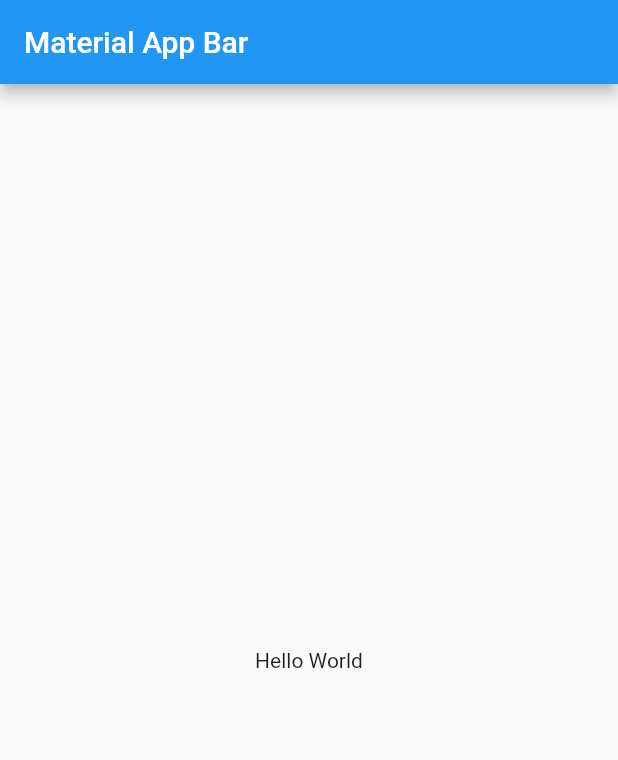
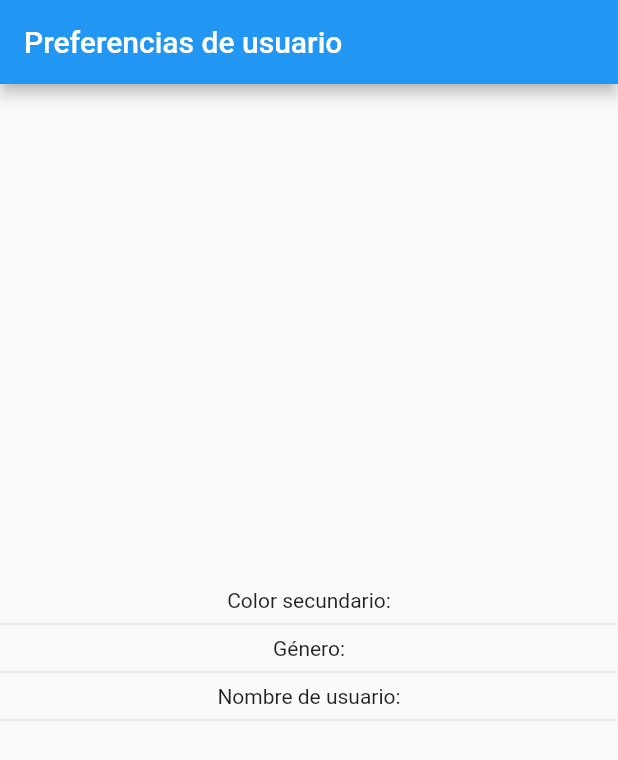
Before and after one commit to charger513/flutter_preferenciasusuarioapp, a Flutter app: the screen it shows after launch, on a phone screen of 412 x 824 dp. Shown: the top 760 px of the screen. Run offline on Flutter 3.47's test engine with Material 2 defaults, Android fonts, the phone set to English and light mode, and no system bars.

Commit message:
Inicio de proyecto - Preferencias de Usuario

```diff
--- a/lib/main.dart
+++ b/lib/main.dart
@@ -1,4 +1,6 @@
 import 'package:flutter/material.dart';
+import 'package:flutter_preferenciasusuarioapp/src/pages/home_page.dart';
+import 'package:flutter_preferenciasusuarioapp/src/pages/settings_page.dart';
 
 void main() => runApp(MyApp());
 
@@ -6,17 +8,12 @@ class MyApp extends StatelessWidget {
   @override
   Widget build(BuildContext context) {
     return MaterialApp(
-      title: 'Material App',
-      home: Scaffold(
-        appBar: AppBar(
-          title: Text('Material App Bar'),
-        ),
-        body: Center(
-          child: Container(
-            child: Text('Hello World'),
-          ),
-        ),
-      ),
+      title: 'Preferencias',
+      initialRoute: HomePage.routeName,
+      routes: {
+        HomePage.routeName: (BuildContext context) => HomePage(),
+        SettingsPage.routeName: (BuildContext context) => SettingsPage(),
+      }
     );
   }
 }
--- /dev/null
+++ b/lib/src/pages/home_page.dart
@@ -0,0 +1,26 @@
+import 'package:flutter/material.dart';
+
+class HomePage extends StatelessWidget {
+
+  static final String routeName = 'home';
+
+  @override
+  Widget build(BuildContext context) {
+    return Scaffold(
+      appBar: AppBar(
+        title: Text('Preferencias de usuario')
+      ),
+      body: Column(
+        mainAxisAlignment: MainAxisAlignment.center,
+        children: <Widget>[
+          Text('Color secundario:'),
+          Divider(),
+          Text('Género:'),
+          Divider(),
+          Text('Nombre de usuario:'),
+          Divider(),
+        ],
+      )
+    );
+  }
+}
--- /dev/null
+++ b/lib/src/pages/settings_page.dart
@@ -0,0 +1,16 @@
+import 'package:flutter/material.dart';
+
+class SettingsPage extends StatelessWidget {
+
+  static final String routeName = 'settings';
+
+  @override
+  Widget build(BuildContext context) {
+    return Scaffold(
+      appBar: AppBar(
+        title: Text('Ajustes')
+      ),
+      body: Center(child: Text('Ajustes'))
+    );
+  }
+}
```
